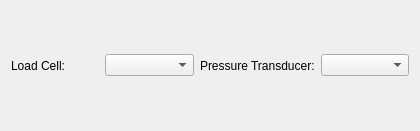
Qt form ui/views/forms/TransducerSelectorWidget.ui (reilleya/RMTS-Software) before a commit.
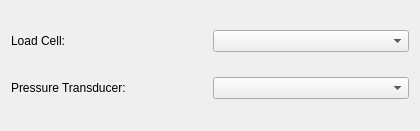
The same form after that commit.

The edit to the form file:
```diff
--- a/ui/views/forms/TransducerSelectorWidget.ui
+++ b/ui/views/forms/TransducerSelectorWidget.ui
@@ -13,7 +13,9 @@
   <property name="windowTitle">
    <string>Form</string>
   </property>
-  <layout class="QHBoxLayout" name="horizontalLayout">
+  <layout class="QVBoxLayout" name="verticalLayout">
+   <item>
+    <layout class="QHBoxLayout" name="horizontalLayout_2">
    <item>
     <widget class="QLabel" name="labelLoadCell">
      <property name="text">
@@ -24,6 +26,10 @@
    <item>
     <widget class="QComboBox" name="comboBoxLoadCell"/>
    </item>
+    </layout>
+   </item>
+   <item>
+    <layout class="QHBoxLayout" name="horizontalLayout_4">
    <item>
     <widget class="QLabel" name="labelPressureTransducer">
      <property name="text">
@@ -33,6 +39,8 @@
    </item>
    <item>
     <widget class="QComboBox" name="comboBoxPressureTransducer"/>
+     </item>
+    </layout>
    </item>
   </layout>
  </widget>
```
Lines whose indentation alone changed are shown as unchanged.
